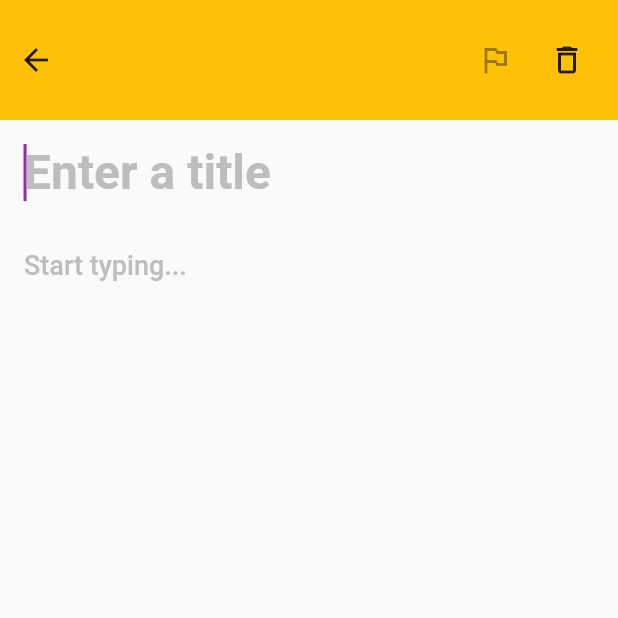
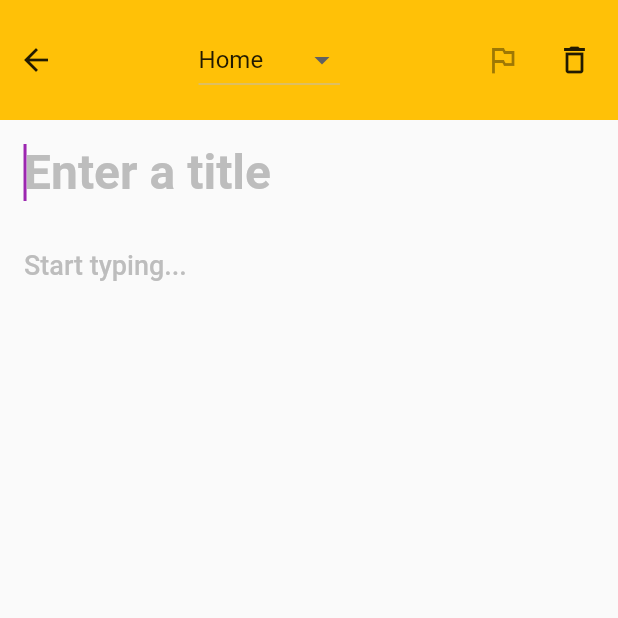
Before and after one commit to Faisal1135/student-essential-app, a Flutter app: the EditNotePage screen opened by its route, on a phone screen of 412 x 824 dp, the top half of it. Run offline on Flutter 3.47's test engine with Material 2 defaults, Android fonts, the phone set to English and light mode, and no system bars; our stand-ins replace charts_flutter, flutter_form_builder, flutter_local_notifications, getflutter, google_fonts, hive and 2 more; missing offline and left inert: firebase_ml_vision; accounts and stored records are empty; generated files the repository leaves out were written again.

Commit message:
note_and_notification

```diff
--- a/lib/screen/notes/note_edit.dart
+++ b/lib/screen/notes/note_edit.dart
@@ -18,6 +18,7 @@ class _EditNotePageState extends State<EditNotePage> {
   bool isNoteNew = true;
   FocusNode titleFocus = FocusNode();
   FocusNode contentFocus = FocusNode();
+  NoteTag selectedTag = NoteTag.Home;
 
   TextEditingController titleController = TextEditingController();
   TextEditingController contentController = TextEditingController();
@@ -116,6 +117,24 @@ class _EditNotePageState extends State<EditNotePage> {
                       onPressed: handleBack,
                     ),
                     Spacer(),
+                    DropdownButton(
+                      value: selectedTag,
+                      items: [
+                        ...noteTagString.entries
+                            .toList()
+                            .map((e) => DropdownMenuItem(
+                                  child: Text('${e.value}'),
+                                  value: e.key,
+                                ))
+                            .toList()
+                      ],
+                      onChanged: (value) {
+                        setState(() {
+                          selectedTag = value;
+                        });
+                      },
+                    ),
+                    Spacer(),
                     IconButton(
                       tooltip: 'Mark note as important',
                       icon: Icon(currentNote.isImportent
@@ -133,29 +152,15 @@ class _EditNotePageState extends State<EditNotePage> {
                       },
                     ),
                     AnimatedContainer(
-                      margin: EdgeInsets.only(left: 10),
-                      duration: Duration(milliseconds: 200),
-                      width: isDirty ? 120 : 0,
-                      height: 42,
-                      curve: Curves.decelerate,
-                      child: RaisedButton.icon(
-                        color: Theme.of(context).accentColor,
-                        textColor: Colors.white,
-                        shape: RoundedRectangleBorder(
-                          borderRadius: BorderRadius.only(
-                            topLeft: Radius.circular(80),
-                            bottomLeft: Radius.circular(80),
-                          ),
-                        ),
-                        icon: Icon(Icons.done),
-                        label: Text(
-                          'SAVE',
-                          style: TextStyle(letterSpacing: 1),
-                          overflow: TextOverflow.ellipsis,
-                        ),
-                        onPressed: handleSave,
-                      ),
-                    )
+                        margin: EdgeInsets.only(left: 5),
+                        duration: Duration(milliseconds: 200),
+                        width: isDirty ? 80 : 0,
+                        height: 42,
+                        curve: Curves.decelerate,
+                        child: FlatButton(
+                          child: Text('SAVE'),
+                          onPressed: handleSave,
+                        ))
                   ],
                 ),
               ),
@@ -167,12 +172,13 @@ class _EditNotePageState extends State<EditNotePage> {
   }
 
   Future<void> handleSave() async {
-    if (titleController.text.isEmpty || contentController.text.isEmpty) {
+    if (contentController.text.isEmpty) {
       return;
     }
     setState(() {
       currentNote.title = titleController.text;
       currentNote.content = contentController.text;
+      currentNote.noteTag = selectedTag;
       print('Hey there ${currentNote.content}');
     });
     if (isNoteNew) {
@@ -183,6 +189,7 @@ class _EditNotePageState extends State<EditNotePage> {
     setState(() {
       isNoteNew = false;
       isDirty = false;
+      selectedTag = NoteTag.Home;
     });
     titleFocus.unfocus();
     contentFocus.unfocus();
@@ -241,3 +248,21 @@ class _EditNotePageState extends State<EditNotePage> {
     Navigator.pop(context);
   }
 }
+
+// RaisedButton.icon(
+//                         color: Theme.of(context).accentColor,
+//                         textColor: Colors.white,
+//                         shape: RoundedRectangleBorder(
+//                           borderRadius: BorderRadius.only(
+//                             topLeft: Radius.circular(80),
+//                             bottomLeft: Radius.circular(80),
+//                           ),
+//                         ),
+//                         icon: Icon(Icons.done),
+//                         label: Text(
+//                           'SAVE',
+//                           style: TextStyle(letterSpacing: 1),
+//                           overflow: TextOverflow.ellipsis,
+//                         ),
+//                         onPressed: handleSave,
+//                       ),
```
Also changed, not shown: lib/screen/notes/note_catagory.dart (+23 -3 lines), lib/screen/notes/note_main_page.dart (+7 -5 lines), lib/screen/result_app/user_input_form.dart (+5 -5 lines), lib/screen/result_app/userallresult_screen.dart (+36 -1 lines), lib/screen/routine_app/home_page.dart (+58 -28 lines), lib/screen/routine_app/new_routing_form.dart (+7 -8 lines), lib/screen/routine_app/routine_details.dart (added, +58 -0 lines), lib/widgets/notification.dart (+47 -46 lines).
